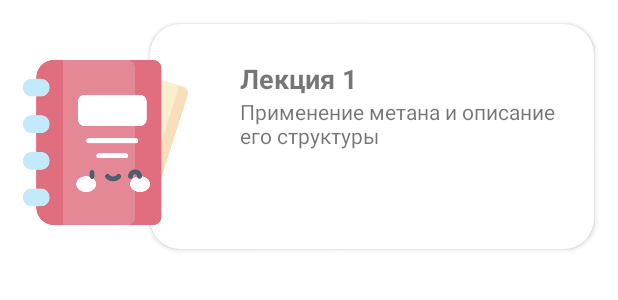
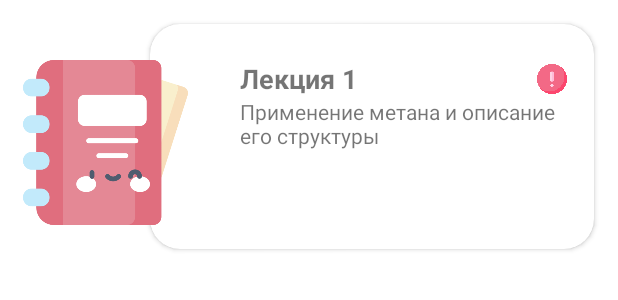
Before and after one commit to RomaTargarien/YoungChemist, an Android app: the layout item_lecture_in_list.xml on its own in the app's theme, with its tools: preview values and no code run, on a phone screen of 412 x 824 dp. Shown: the top 300 px of the screen. Run offline under Robolectric (Android 15) with nearby library versions, the phone set to English and light mode, and no system bars; Roboto replaces fonts that are not available here.

Commit message:
Motion layout

```diff
--- a/app/build.gradle
+++ b/app/build.gradle
@@ -141,8 +141,6 @@ dependencies {
     //CircularProgressBar
     implementation 'com.mikhaellopez:circularprogressbar:3.1.0'
 
-    implementation 'io.github.glailton.expandabletextview:expandabletextview:1.0.1'
-
     implementation "androidx.room:room-runtime:2.2.5"
     kapt "androidx.room:room-compiler:2.2.5"
     implementation "androidx.room:room-ktx:2.2.5"
--- a/app/src/main/java/com/example/youngchemist/db/SubjectDatabase.kt
+++ b/app/src/main/java/com/example/youngchemist/db/SubjectDatabase.kt
@@ -10,7 +10,10 @@ import com.example.youngchemist.model.user.Model3D
 import com.example.youngchemist.model.user.PassedUserTest
 import com.example.youngchemist.model.user.UserProgress
 
-@Database(entities = [Subject::class, Lecture::class, PassedUserTest::class,Model3D::class,UserProgress::class], version = 16)
+@Database(
+    entities = [Subject::class, Lecture::class, PassedUserTest::class, Model3D::class, UserProgress::class],
+    version = 18
+)
 @TypeConverters(Converters::class)
 abstract class SubjectDatabase : RoomDatabase() {
     abstract fun getSubjectdao(): SubjectDao
--- a/app/src/main/java/com/example/youngchemist/model/Lecture.kt
+++ b/app/src/main/java/com/example/youngchemist/model/Lecture.kt
@@ -14,6 +14,7 @@ data class Lecture(
     var collectionId: String = "",
     var lectureTitle: String = "",
     var lectureDescription: String = "",
+    var lectureKeyWord: String ="",
     var data: ArrayList<String> = arrayListOf(),
     var test: Test? = null
 ) : Parcelable {
@@ -23,6 +24,7 @@ data class Lecture(
         collectionId,
         lectureTitle,
         lectureDescription,
+        lectureKeyWord,
         data,
         false,
         test = test
--- a/app/src/main/java/com/example/youngchemist/model/ui/LectureUi.kt
+++ b/app/src/main/java/com/example/youngchemist/model/ui/LectureUi.kt
@@ -11,6 +11,7 @@ data class LectureUi(
     var collectionId: String = "",
     var lectureTitle: String = "",
     var lectureDescription: String ="",
+    var lectureKeyWord: String = "",
     var data: ArrayList<String> = arrayListOf(),
     var isTestEnabled: Boolean = false,
     var mark: Double = 0.0,
--- a/app/src/main/java/com/example/youngchemist/model/user/UserProgress.kt
+++ b/app/src/main/java/com/example/youngchemist/model/user/UserProgress.kt
@@ -12,7 +12,8 @@ import kotlinx.android.parcel.Parcelize
 data class UserProgress(
     var userId: String = "",
     var lectureId: String = "",
-    var lastReadenPage: Int = 0
+    var lastReadenPage: Int = 0,
+    var isLectureEnabled: Boolean = false
 ): Parcelable,UserInfo {
     @PrimaryKey(autoGenerate = true)
     var userProgressPrimaryKey: Int = 0
--- a/app/src/main/java/com/example/youngchemist/ui/screen/main/MainFragmentViewModel.kt
+++ b/app/src/main/java/com/example/youngchemist/ui/screen/main/MainFragmentViewModel.kt
@@ -49,7 +49,7 @@ class MainFragmentViewModel @Inject constructor(
                 }
             }
         }
-        workManager.enqueue(PeriodicWorkRequestBuilder<UserInfoUploadingWorker>(4,TimeUnit.HOURS).build())
+        //workManager.enqueue(OneTimeWorkRequestBuilder<UserInfoUploadingWorker>().build())
     }
 
     fun exit() {
--- a/app/src/main/java/com/example/youngchemist/ui/screen/main/subjects/lectures/lectures_list/LecturesListFragment.kt
+++ b/app/src/main/java/com/example/youngchemist/ui/screen/main/subjects/lectures/lectures_list/LecturesListFragment.kt
@@ -64,6 +64,10 @@ class LecturesListFragment : Fragment() {
         adapter.setOnBeginTestListener {
             viewModel.navigateToTestScreen(it)
         }
+        adapter.setOnLectureIsUnlockedListener {
+            it.userProgress?.let { viewModel.saveProgress(it) }
+            viewModel.navigateToLectureScreen(it)
+        }
 
         viewModel.lecturesUi.observe(viewLifecycleOwner, {
             var allAmountOfTests = 0
--- a/app/src/main/java/com/example/youngchemist/ui/screen/main/subjects/lectures/lectures_list/LecturesListViewModel.kt
+++ b/app/src/main/java/com/example/youngchemist/ui/screen/main/subjects/lectures/lectures_list/LecturesListViewModel.kt
@@ -130,6 +130,12 @@ class LecturesListViewModel @Inject constructor(
         }
     }
 
+    fun saveProgress(userProgress: UserProgress) {
+        viewModelScope.launch {
+            databaseRepository.saveProgress(userProgress)
+        }
+    }
+
     private fun addUserPassedTests(lectureUi: LectureUi,userPassedTests: List<PassedUserTest>) {
         lectureUi.test?.let { test ->
             lectureUi.isTestEnabled = true
--- a/app/src/main/java/com/example/youngchemist/ui/util/Constants.kt
+++ b/app/src/main/java/com/example/youngchemist/ui/util/Constants.kt
@@ -4,5 +4,5 @@ object Constants {
     const val PASSWORD_MIN_LENGHT = 6
     const val SURNAME_MIN_LENGHT = 3
 
-    const val TEST_USER = "ja8eWV2oaEONHBvwVwJd4T69iwx1"
+    const val TEST_USER = "tMl2F1m0rQNg6f0Yka1rGpYkkwz1"
 }
--- a/app/src/main/res/layout/item_lecture_in_list.xml
+++ b/app/src/main/res/layout/item_lecture_in_list.xml
@@ -7,13 +7,14 @@
 
     </data>
 
-    <androidx.constraintlayout.widget.ConstraintLayout
+    <androidx.constraintlayout.motion.widget.MotionLayout
         android:id="@+id/clMain"
         android:layout_width="match_parent"
-        android:layout_height="wrap_content">
+        android:layout_height="wrap_content"
+        app:layoutDescription="@xml/item_lecture_in_list_xml_clmain_scene">
 
         <ImageView
-            android:id="@+id/ivFood"
+            android:id="@+id/iv_lecture"
             android:layout_width="110dp"
             android:layout_height="110dp"
             android:layout_marginLeft="15dp"
@@ -24,6 +25,47 @@
             app:layout_constraintBottom_toBottomOf="parent"
             app:layout_constraintStart_toStartOf="parent"
             app:layout_constraintTop_toTopOf="parent" />
+
+        <androidx.constraintlayout.widget.ConstraintLayout
+            android:id="@+id/key_container"
+            android:layout_width="wrap_content"
+            android:layout_height="60dp"
+            android:layout_marginTop="10dp"
+            android:background="@drawable/shape_rounded_rectangle_for_edittext"
+            android:backgroundTint="@color/white"
+            android:minWidth="200dp"
+            android:orientation="horizontal"
+            android:visibility="gone"
+            app:layout_constraintBottom_toBottomOf="parent"
+            app:layout_constraintEnd_toEndOf="@+id/iv_lecture"
+            app:layout_constraintStart_toStartOf="@+id/iv_lecture"
+            app:layout_constraintTop_toBottomOf="@+id/iv_lecture">
+
+            <EditText
+                android:id="@+id/et_key"
+                android:layout_width="wrap_content"
+                android:layout_height="match_parent"
+                android:background="@null"
+                android:hint="@string/Key"
+                android:minWidth="150dp"
+                app:layout_constraintBottom_toBottomOf="parent"
+                app:layout_constraintStart_toStartOf="parent"
+                app:layout_constraintTop_toTopOf="parent" />
+
+            <ImageView
+                android:id="@+id/iv_enter_key"
+                android:layout_width="20dp"
+                android:layout_height="20dp"
+                android:src="@drawable/enter"
+                app:layout_constraintBottom_toBottomOf="parent"
+                app:layout_constraintEnd_toEndOf="parent"
+                app:layout_constraintStart_toEndOf="@+id/et_key"
+                app:layout_constraintTop_toTopOf="parent">
+
+            </ImageView>
+
+
+        </androidx.constraintlayout.widget.ConstraintLayout>
 
         <androidx.cardview.widget.CardView
             android:id="@+id/cv_lecture"
@@ -51,24 +93,36 @@
                     android:layout_width="match_parent"
                     android:layout_height="0dp"
                     android:alpha="0.6"
+                    android:progressDrawable="@drawable/lecture_progress"
                     app:layout_constraintBottom_toBottomOf="parent"
-                    android:progressDrawable="@drawable/lecture_progress"
                     app:layout_constraintEnd_toEndOf="parent"
                     app:layout_constraintStart_toStartOf="parent"
                     app:layout_constraintTop_toTopOf="parent" />
 
+                <ImageView
+                    android:id="@+id/iv_lecture_available"
+                    android:layout_width="20dp"
+                    android:layout_height="20dp"
+                    android:src="@drawable/error"
+                    app:layout_constraintBottom_toBottomOf="@+id/tvTitle"
+                    app:layout_constraintEnd_toEndOf="parent"
+                    app:layout_constraintStart_toEndOf="@+id/tvTitle"
+                    app:layout_constraintTop_toTopOf="@+id/tvTitle">
+
+                </ImageView>
+
                 <TextView
                     android:id="@+id/tvTitle"
-                    android:layout_width="0dp"
+                    android:layout_width="wrap_content"
                     android:layout_height="wrap_content"
                     android:layout_marginStart="60dp"
-                    android:layout_marginLeft="60dp"
                     android:layout_marginTop="24dp"
                     android:layout_marginEnd="8dp"
-                    android:layout_marginRight="8dp"
+                    android:minWidth="180dp"
                     android:textSize="18sp"
                     android:textStyle="bold"
                     app:layout_constraintEnd_toEndOf="parent"
+                    app:layout_constraintHorizontal_bias="0.0"
                     app:layout_constraintStart_toStartOf="parent"
                     app:layout_constraintTop_toTopOf="parent"
                     tools:text="Лекция 1" />
@@ -97,9 +151,9 @@
                     android:background="@drawable/shape_rounded_button"
                     android:backgroundTint="@color/teal_200"
                     android:text="Начать тест"
-                    android:visibility="gone"
                     android:textColor="@color/white"
                     android:textStyle="bold"
+                    android:visibility="gone"
                     app:layout_constraintStart_toStartOf="@+id/tvDescription"
                     app:layout_constraintTop_toBottomOf="@+id/tvDescription">
 
@@ -112,8 +166,8 @@
                     android:layout_marginTop="10dp"
                     android:layout_marginBottom="16dp"
                     android:text="@string/test_mark"
+                    android:textSize="18sp"
                     android:textStyle="bold"
-                    android:textSize="18sp"
                     android:visibility="gone"
                     app:layout_constraintBottom_toBottomOf="parent"
                     app:layout_constraintStart_toStartOf="@+id/tvDescription"
@@ -125,20 +179,20 @@
                     android:layout_width="wrap_content"
                     android:layout_height="wrap_content"
                     android:layout_marginStart="12dp"
+                    android:layout_marginBottom="8dp"
                     android:textSize="22sp"
                     android:textStyle="bold"
                     android:visibility="gone"
                     app:layout_constraintBottom_toBottomOf="parent"
                     app:layout_constraintStart_toEndOf="@+id/tvTextTestMark"
                     app:layout_constraintTop_toBottomOf="@+id/tvDescription"
-                    android:layout_marginBottom="8dp"
                     tools:text="4.5" />
 
 
             </androidx.constraintlayout.widget.ConstraintLayout>
         </androidx.cardview.widget.CardView>
 
-    </androidx.constraintlayout.widget.ConstraintLayout>
+    </androidx.constraintlayout.motion.widget.MotionLayout>
 
 
 </layout>
--- a/app/src/main/res/values/strings.xml
+++ b/app/src/main/res/values/strings.xml
@@ -49,4 +49,5 @@
     <string name="very_good">Вау! Идеальный результат!</string>
     <string name="time_is_up">Время истекло</string>
     <string name="test_mark">Оценка за тест:</string>
+    <string name="Key">Ключ</string>
 </resources>
--- /dev/null
+++ b/app/src/main/res/xml/item_lecture_in_list_xml_clmain_scene.xml
@@ -0,0 +1,53 @@
+<?xml version="1.0" encoding="utf-8"?>
+<MotionScene
+    xmlns:android="http://schemas.android.com/apk/res/android"
+    xmlns:motion="http://schemas.android.com/apk/res-auto">
+
+    <Transition
+        motion:constraintSetEnd="@+id/end"
+        motion:constraintSetStart="@id/start"
+        motion:duration="1000">
+       <KeyFrameSet>
+       </KeyFrameSet>
+    </Transition>
+
+    <ConstraintSet android:id="@+id/start">
+    </ConstraintSet>
+
+    <ConstraintSet android:id="@+id/end">
+        <Constraint
+            android:layout_height="180dp"
+            motion:layout_constraintStart_toStartOf="parent"
+            android:layout_marginTop="8dp"
+            motion:layout_constraintTop_toTopOf="parent"
+            motion:layout_constraintBottom_toBottomOf="parent"
+            motion:layout_constraintEnd_toEndOf="parent"
+            android:layout_width="180dp"
+            android:id="@+id/iv_lecture" />
+        <Constraint
+            android:id="@+id/key_container"
+            motion:layout_constraintEnd_toEndOf="@+id/iv_lecture"
+            android:layout_width="wrap_content"
+            android:layout_height="60dp"
+            motion:layout_constraintBottom_toBottomOf="parent"
+            android:visibility="visible"
+            motion:layout_constraintTop_toBottomOf="@+id/iv_lecture"
+            motion:layout_constraintStart_toStartOf="@+id/iv_lecture"
+            android:layout_marginTop="10dp" />
+        <Constraint
+            android:id="@+id/cv_lecture"
+            motion:layout_constraintEnd_toEndOf="parent"
+            android:layout_width="match_parent"
+            android:layout_height="150dp"
+            motion:layout_constraintBottom_toBottomOf="parent"
+            android:layout_marginBottom="16dp"
+            android:layout_marginEnd="16dp"
+            android:layout_marginStart="100dp"
+            motion:layout_constraintTop_toTopOf="parent"
+            android:layout_marginLeft="100dp"
+            android:layout_marginRight="16dp"
+            motion:layout_constraintStart_toStartOf="parent"
+            android:layout_marginTop="16dp"
+            android:alpha="0" />
+    </ConstraintSet>
+</MotionScene>
--- a/build.gradle
+++ b/build.gradle
@@ -3,6 +3,7 @@ buildscript {
     repositories {
         google()
         mavenCentral()
+
     }
     dependencies {
         classpath "com.android.tools.build:gradle:7.0.2"
```
Also changed, not shown: app/src/main/java/com/example/youngchemist/ui/base/workers/UserInfoUploadingWorker.kt (+11 -11 lines), app/src/main/java/com/example/youngchemist/ui/screen/main/subjects/SubjectsFragmentViewModel.kt (+34 -34 lines), app/src/main/java/com/example/youngchemist/ui/screen/main/subjects/lectures/lectures_list/LecturesListAdapter.kt (+72 -17 lines), app/src/main/java/com/example/youngchemist/ui/util/Extensions.kt (+30 -8 lines), app/src/main/res/drawable-v24/enter.png (added).
